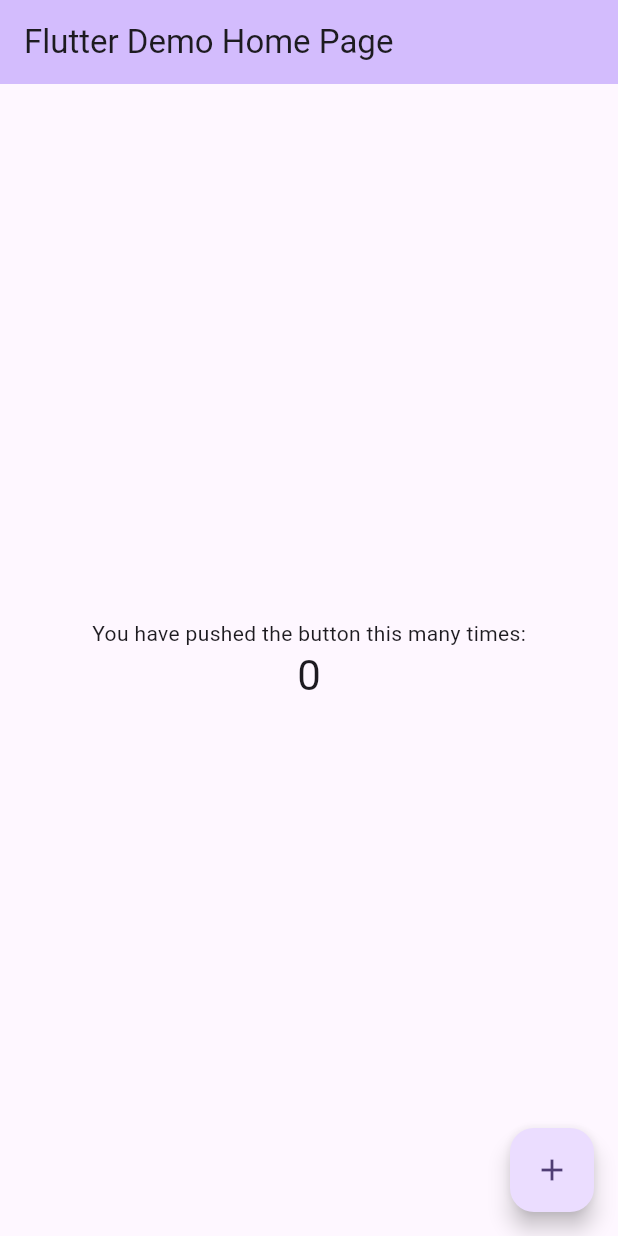
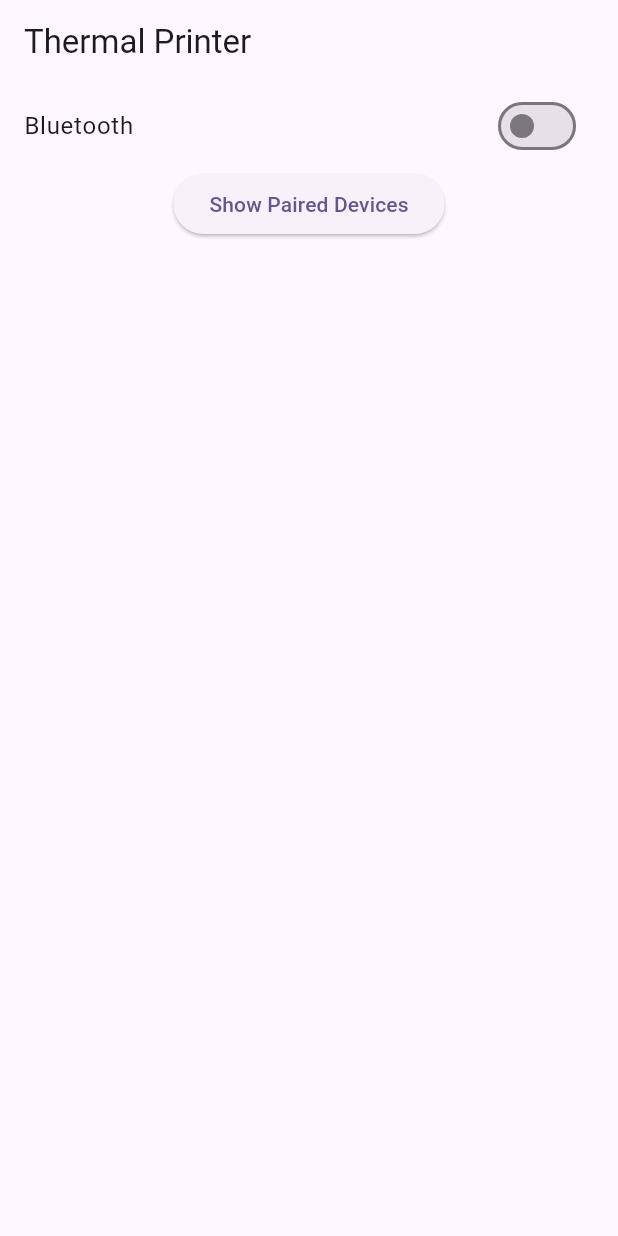
Before and after one commit to AniketYadavtech1/connection, a Flutter app: the screen it shows after launch, on a phone screen of 412 x 824 dp. Run offline on Flutter 3.47's test engine with Material 3 defaults, Android fonts, the phone set to English and light mode, and no system bars; our stand-ins replace get; missing offline and left inert: flutter_bluetooth_classic_serial.

Commit message:
welcome_pro

```diff
--- a/lib/main.dart
+++ b/lib/main.dart
@@ -1,3 +1,4 @@
+import 'package:connection/view/connection.dart';
 import 'package:flutter/material.dart';
 
 void main() {
@@ -6,117 +7,11 @@ void main() {
 
 class MyApp extends StatelessWidget {
   const MyApp({super.key});
-
-  // This widget is the root of your application.
   @override
   Widget build(BuildContext context) {
     return MaterialApp(
-      title: 'Flutter Demo',
-      theme: ThemeData(
-        // This is the theme of your application.
-        //
-        // TRY THIS: Try running your application with "flutter run". You'll see
-        // the application has a purple toolbar. Then, without quitting the app,
-        // try changing the seedColor in the colorScheme below to Colors.green
-        // and then invoke "hot reload" (save your changes or press the "hot
-        // reload" button in a Flutter-supported IDE, or press "r" if you used
-        // the command line to start the app).
-        //
-        // Notice that the counter didn't reset back to zero; the application
-        // state is not lost during the reload. To reset the state, use hot
-        // restart instead.
-        //
-        // This works for code too, not just values: Most code changes can be
-        // tested with just a hot reload.
-        colorScheme: .fromSeed(seedColor: Colors.deepPurple),
-      ),
-      home: const MyHomePage(title: 'Flutter Demo Home Page'),
+      theme: ThemeData(colorScheme: .fromSeed(seedColor: Colors.deepPurple)),
+      home: PrinterScreen(),
     );
   }
 }
-
-class MyHomePage extends StatefulWidget {
-  const MyHomePage({super.key, required this.title});
-
-  // This widget is the home page of your application. It is stateful, meaning
-  // that it has a State object (defined below) that contains fields that affect
-  // how it looks.
-
-  // This class is the configuration for the state. It holds the values (in this
-  // case the title) provided by the parent (in this case the App widget) and
-  // used by the build method of the State. Fields in a Widget subclass are
-  // always marked "final".
-
-  final String title;
-
-  @override
-  State<MyHomePage> createState() => _MyHomePageState();
-}
-
-class _MyHomePageState extends State<MyHomePage> {
-  int _counter = 0;
-
-  void _incrementCounter() {
-    setState(() {
-      // This call to setState tells the Flutter framework that something has
-      // changed in this State, which causes it to rerun the build method below
-      // so that the display can reflect the updated values. If we changed
-      // _counter without calling setState(), then the build method would not be
-      // called again, and so nothing would appear to happen.
-      _counter++;
-    });
-  }
-
-  @override
-  Widget build(BuildContext context) {
-    // This method is rerun every time setState is called, for instance as done
-    // by the _incrementCounter method above.
-    //
-    // The Flutter framework has been optimized to make rerunning build methods
-    // fast, so that you can just rebuild anything that needs updating rather
-    // than having to individually change instances of widgets.
-    return Scaffold(
-      appBar: AppBar(
-        // TRY THIS: Try changing the color here to a specific color (to
-        // Colors.amber, perhaps?) and trigger a hot reload to see the AppBar
-        // change color while the other colors stay the same.
-        backgroundColor: Theme.of(context).colorScheme.inversePrimary,
-        // Here we take the value from the MyHomePage object that was created by
-        // the App.build method, and use it to set our appbar title.
-        title: Text(widget.title),
-      ),
-      body: Center(
-        // Center is a layout widget. It takes a single child and positions it
-        // in the middle of the parent.
-        child: Column(
-          // Column is also a layout widget. It takes a list of children and
-          // arranges them vertically. By default, it sizes itself to fit its
-          // children horizontally, and tries to be as tall as its parent.
-          //
-          // Column has various properties to control how it sizes itself and
-          // how it positions its children. Here we use mainAxisAlignment to
-          // center the children vertically; the main axis here is the vertical
-          // axis because Columns are vertical (the cross axis would be
-          // horizontal).
-          //
-          // TRY THIS: Invoke "debug painting" (choose the "Toggle Debug Paint"
-          // action in the IDE, or press "p" in the console), to see the
-          // wireframe for each widget.
-          mainAxisAlignment: .center,
-          children: [
-            const Text('You have pushed the button this many times:'),
-            Text(
-              '$_counter',
-              style: Theme.of(context).textTheme.headlineMedium,
-            ),
-          ],
-        ),
-      ),
-      floatingActionButton: FloatingActionButton(
-        onPressed: _incrementCounter,
-        tooltip: 'Increment',
-        child: const Icon(Icons.add),
-      ),
-    );
-  }
-}
--- /dev/null
+++ b/lib/view/connection.dart
@@ -0,0 +1,179 @@
+import 'dart:convert';
+
+import 'package:flutter_bluetooth_classic_serial/flutter_bluetooth_classic.dart';
+import 'package:get/get.dart';
+import 'package:flutter/material.dart';
+import 'package:get/get.dart';
+
+
+import 'dart:convert';
+import 'package:get/get.dart';
+
+class PrinterController extends GetxController {
+  final bluetooth = FlutterBluetoothClassic();
+
+  var isBluetoothOn = false.obs;
+  var bondedDevices = <BluetoothDevice>[].obs;
+  var connectedDevice = Rx<BluetoothDevice?>(null);
+  var isConnected = false.obs;
+
+  @override
+  void onInit() {
+    super.onInit();
+    initBluetooth();
+
+    // 🔥 Listen connection state
+    bluetooth.onConnectionChanged.listen((state) {
+      isConnected.value = state.isConnected;
+      if (!state.isConnected) {
+        connectedDevice.value = null;
+      }
+    });
+  }
+
+  // 🔹 Init Bluetooth
+  void initBluetooth() async {
+    bool state = await bluetooth.isBluetoothEnabled();
+    isBluetoothOn.value = state;
+  }
+
+  // 🔹 Turn ON
+  Future<void> turnOn() async {
+    await bluetooth.enableBluetooth();
+    isBluetoothOn.value = true;
+    getPairedDevices();
+  }
+
+  // 🔹 Turn OFF (Not supported directly)
+  Future<void> turnOff() async {
+    // ❗ No direct method in your library
+    isBluetoothOn.value = false;
+  }
+
+  // 🔹 Get Paired Devices
+  Future<void> getPairedDevices() async {
+    try {
+      List<BluetoothDevice> devices =
+      await bluetooth.getPairedDevices();
+      bondedDevices.value = devices;
+    } catch (e) {
+      print("Error fetching devices: $e");
+    }
+  }
+
+  // 🔹 Connect
+  Future<void> connect(BluetoothDevice device) async {
+    try {
+      await bluetooth.connect(device.address);
+      connectedDevice.value = device;
+      isConnected.value = true;
+
+      print("Connected to ${device.name}");
+    } catch (e) {
+      print("Connection error: $e");
+    }
+  }
+
+  // 🔹 Disconnect
+  Future<void> disconnect() async {
+    await bluetooth.disconnect();
+    isConnected.value = false;
+    connectedDevice.value = null;
+  }
+
+  // 🔹 Print Text
+  Future<void> printText(String text) async {
+    if (!isConnected.value) return;
+
+    await bluetooth.sendString(text + "\n");
+  }
+
+  // 🔹 Print Receipt
+  Future<void> printReceipt() async {
+    if (!isConnected.value) return;
+
+    String data = '''
+========================
+     MY SHOP
+------------------------
+Item        Qty   Price
+Apple       2     40
+Milk        1     30
+------------------------
+Total:      70
+========================
+Thank You 🙏
+''';
+
+    await bluetooth.sendString(data);
+  }
+}
+
+class PrinterScreen extends StatelessWidget {
+  final controller = Get.put(PrinterController());
+
+  @override
+  Widget build(BuildContext context) {
+    return Scaffold(
+      appBar: AppBar(title: Text("Thermal Printer")),
+      body: Column(
+        children: [
+
+          // 🔵 Bluetooth ON/OFF
+          Obx(() => SwitchListTile(
+            title: Text("Bluetooth"),
+            value: controller.isBluetoothOn.value,
+            onChanged: (val) {
+              val ? controller.turnOn() : controller.turnOff();
+            },
+          )),
+
+          // 🔍 Load Devices
+          ElevatedButton(
+            onPressed: controller.getPairedDevices,
+            child: Text("Show Paired Devices"),
+          ),
+
+          // 📱 Device List
+          Expanded(
+            child: Obx(() => ListView.builder(
+              itemCount: controller.bondedDevices.length,
+              itemBuilder: (context, index) {
+                final device = controller.bondedDevices[index];
+
+                return ListTile(
+                  title: Text(device.name ?? "Unknown"),
+                  subtitle: Text(device.address ?? ""),
+                  trailing: ElevatedButton(
+                    child: Text("Connect"),
+                    onPressed: () => controller.connect(device),
+                  ),
+                );
+              },
+            )),
+          ),
+
+          // 🖨️ Print Button
+          Obx(() => controller.isConnected.value
+              ? Column(
+            children: [
+              ElevatedButton(
+                onPressed: () => controller.printText("Hello Printer"),
+                child: Text("Print Text"),
+              ),
+              ElevatedButton(
+                onPressed: controller.printReceipt,
+                child: Text("Print Receipt"),
+              ),
+              ElevatedButton(
+                onPressed: controller.disconnect,
+                child: Text("Disconnect"),
+              ),
+            ],
+          )
+              : SizedBox()),
+        ],
+      ),
+    );
+  }
+}
--- a/pubspec.yaml
+++ b/pubspec.yaml
@@ -34,7 +34,11 @@ dependencies:
   # The following adds the Cupertino Icons font to your application.
   # Use with the CupertinoIcons class for iOS style icons.
   cupertino_icons: ^1.0.8
-  blue_thermal_printer: ^1.2.3
+  get: ^4.7.3
+#  flutter_bluetooth_serial: ^0.4.0 old package outdated
+#  flutter_blue_plus: ^2.2.1 scan and so details
+  flutter_bluetooth_classic_serial: ^1.3.2
+
 
 dev_dependencies:
   flutter_test:
```
Also changed, not shown: pubspec.lock, 5 other files.
